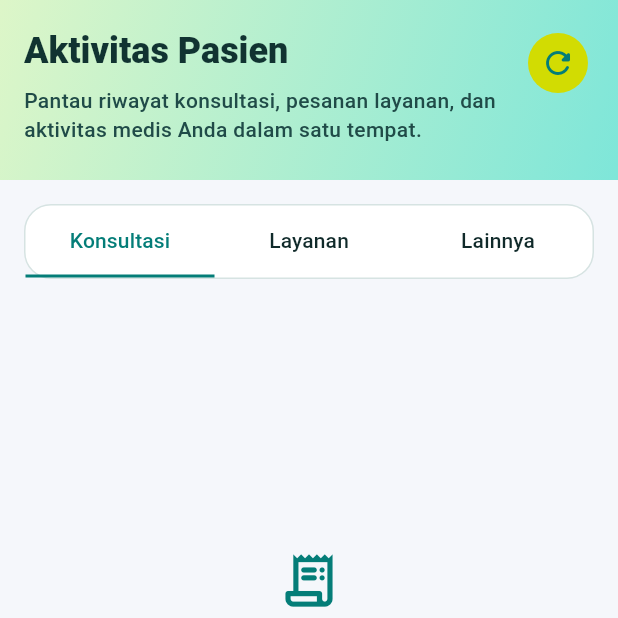
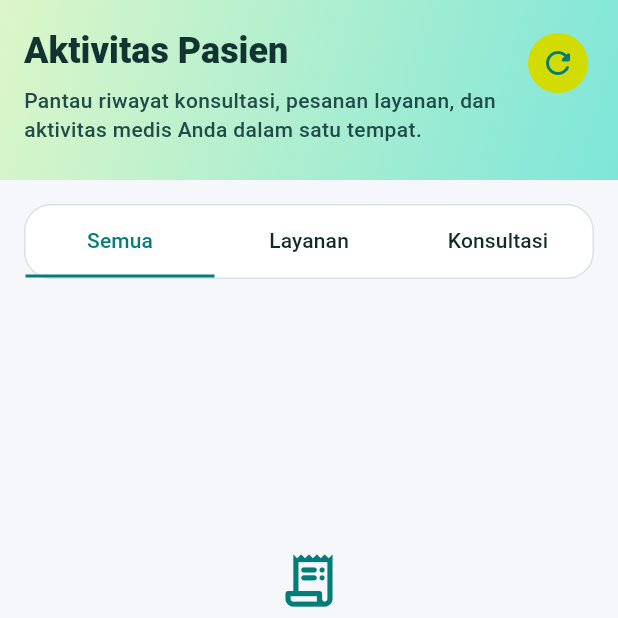
Before and after one commit to notizen-00/perawatku, a Flutter app: the MedicHomePage screen opened by its route, after a tap on "Aktivitas", on a phone screen of 412 x 824 dp, the top half of it. Run offline on Flutter 3.47's test engine with Material 3 defaults, Android fonts, the phone set to English and light mode, and no system bars; our stand-ins replace dio, equatable, firebase_core, firebase_messaging, flutter_bloc, flutter_local_notifications and 12 more; missing offline and left inert: flutter_map_marker_cluster, midtrans_sdk; accounts and stored records are empty; network calls fail.

Commit message:
feat(mobile-pasien):fix activity page and change layout tab , All activity|service|consultation

```diff
--- a/apps/mobile-pasien/lib/features/activity/presentation/controllers/activity_controller.dart
+++ b/apps/mobile-pasien/lib/features/activity/presentation/controllers/activity_controller.dart
@@ -31,6 +31,24 @@ class ActivityController extends GetxController {
   final RxList<ActivityRecordEntity> otherActivities =
       <ActivityRecordEntity>[].obs;
   final RxnString dismissedActiveOrderKey = RxnString();
+
+  List<ActivityRecordEntity> get allActivities {
+    final records = <ActivityRecordEntity>[
+      ...consultationActivities,
+      ...otherActivities,
+      ...medicineActivities,
+    ];
+
+    records.sort((first, second) {
+      final firstTime =
+          first.dateTime ?? DateTime.fromMillisecondsSinceEpoch(0);
+      final secondTime =
+          second.dateTime ?? DateTime.fromMillisecondsSinceEpoch(0);
+      return secondTime.compareTo(firstTime);
+    });
+
+    return records;
+  }
 
   ActivityRecordEntity? get activeOrder {
     final records = <ActivityRecordEntity>[
@@ -85,12 +103,26 @@ class ActivityController extends GetxController {
       );
       final medicineResult = await _runSafely(
         _getMedicinePurchaseActivitiesUseCase,
+        onError: (message) => errorMessage.value = message,
       );
-      final otherResult = await _runSafely(_getOtherActivitiesUseCase);
+      final otherResult = await _runSafely(
+        _getOtherActivitiesUseCase,
+        onError: (message) => errorMessage.value = message,
+      );
 
       consultationActivities.assignAll(consultationResult);
       medicineActivities.assignAll(medicineResult);
       otherActivities.assignAll(otherResult);
+
+      // A single source failing (e.g. consultations timing out) shouldn't
+      // block the other two, which loaded fine -- only surface the error
+      // banner when there's nothing at all left to show.
+      if (errorMessage.value != null &&
+          (consultationActivities.isNotEmpty ||
+              medicineActivities.isNotEmpty ||
+              otherActivities.isNotEmpty)) {
+        errorMessage.value = null;
+      }
     } on AppException catch (error) {
       consultationActivities.clear();
       medicineActivities.clear();
--- a/apps/mobile-pasien/lib/features/activity/presentation/pages/activity_page.dart
+++ b/apps/mobile-pasien/lib/features/activity/presentation/pages/activity_page.dart
@@ -78,9 +78,9 @@ class ActivityPage extends StatelessWidget {
                       dividerColor: Colors.transparent,
                       indicatorSize: TabBarIndicatorSize.tab,
                       tabs: [
+                        Tab(text: 'Semua'),
+                        Tab(text: 'Layanan'),
                         Tab(text: 'Konsultasi'),
-                        Tab(text: 'Layanan'),
-                        Tab(text: 'Lainnya'),
                       ],
                     ),
                   ),
@@ -105,7 +105,9 @@ class ActivityPage extends StatelessWidget {
     }
 
     if (controller.errorMessage.value != null &&
-        controller.consultationActivities.isEmpty) {
+        controller.consultationActivities.isEmpty &&
+        controller.otherActivities.isEmpty &&
+        controller.medicineActivities.isEmpty) {
       return _ActivityStateMessage(
         title: 'Aktivitas belum bisa dimuat',
         description: controller.errorMessage.value!,
@@ -117,11 +119,11 @@ class ActivityPage extends StatelessWidget {
     return TabBarView(
       children: [
         _ActivityListTab(
-          records: controller.consultationActivities,
-          emptyTitle: 'Belum ada riwayat konsultasi',
+          records: controller.allActivities,
+          emptyTitle: 'Belum ada aktivitas',
           emptyDescription:
-              'Aktivitas obrolan dokter dan layanan konsultasi akan muncul di sini.',
-          icon: Icons.medical_information_rounded,
+              'Semua riwayat konsultasi, layanan, dan pesanan Anda akan muncul di sini.',
+          icon: Icons.receipt_long_rounded,
           isDark: isDark,
           formatDate: _formatDate,
           statusStyle: _statusStyle,
@@ -137,11 +139,11 @@ class ActivityPage extends StatelessWidget {
           statusStyle: _statusStyle,
         ),
         _ActivityListTab(
-          records: controller.medicineActivities,
-          emptyTitle: 'Belum ada aktivitas lain',
+          records: controller.consultationActivities,
+          emptyTitle: 'Belum ada riwayat konsultasi',
           emptyDescription:
-              'Aktivitas medis lain yang belum masuk kategori layanan akan tampil di sini.',
-          icon: Icons.inventory_2_rounded,
+              'Aktivitas obrolan dokter dan layanan konsultasi akan muncul di sini.',
+          icon: Icons.medical_information_rounded,
           isDark: isDark,
           formatDate: _formatDate,
           statusStyle: _statusStyle,
```
